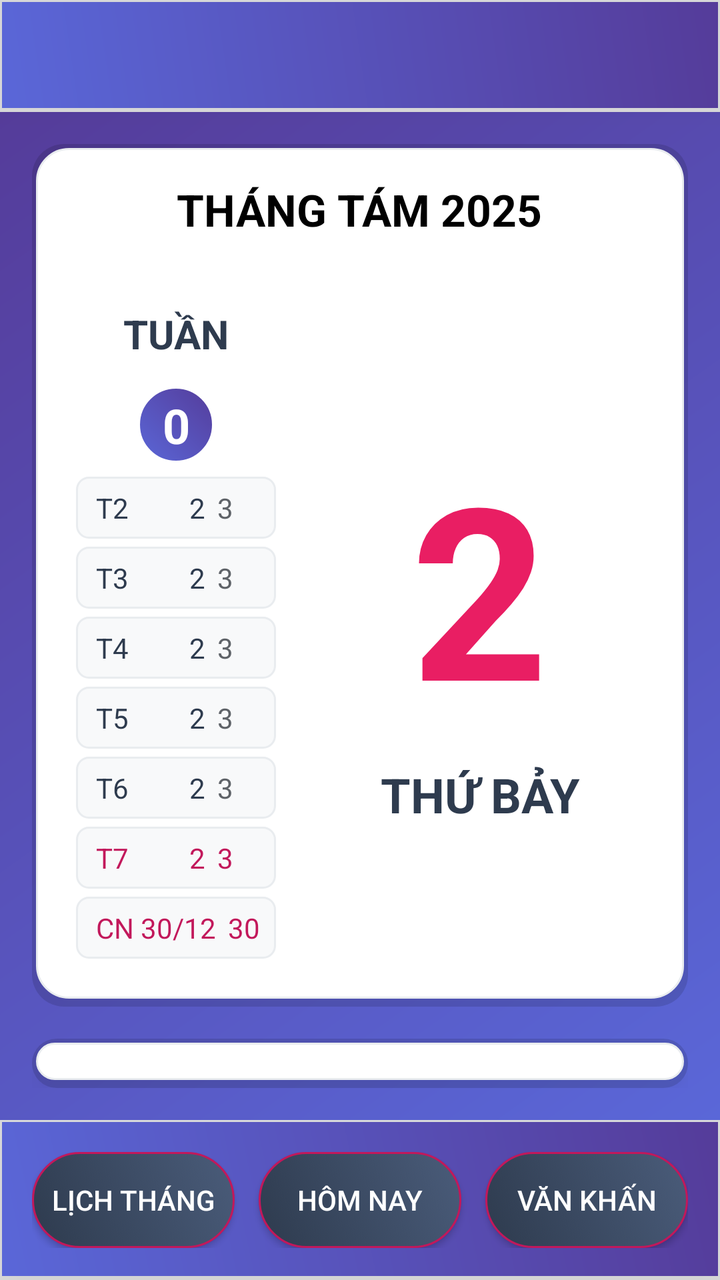
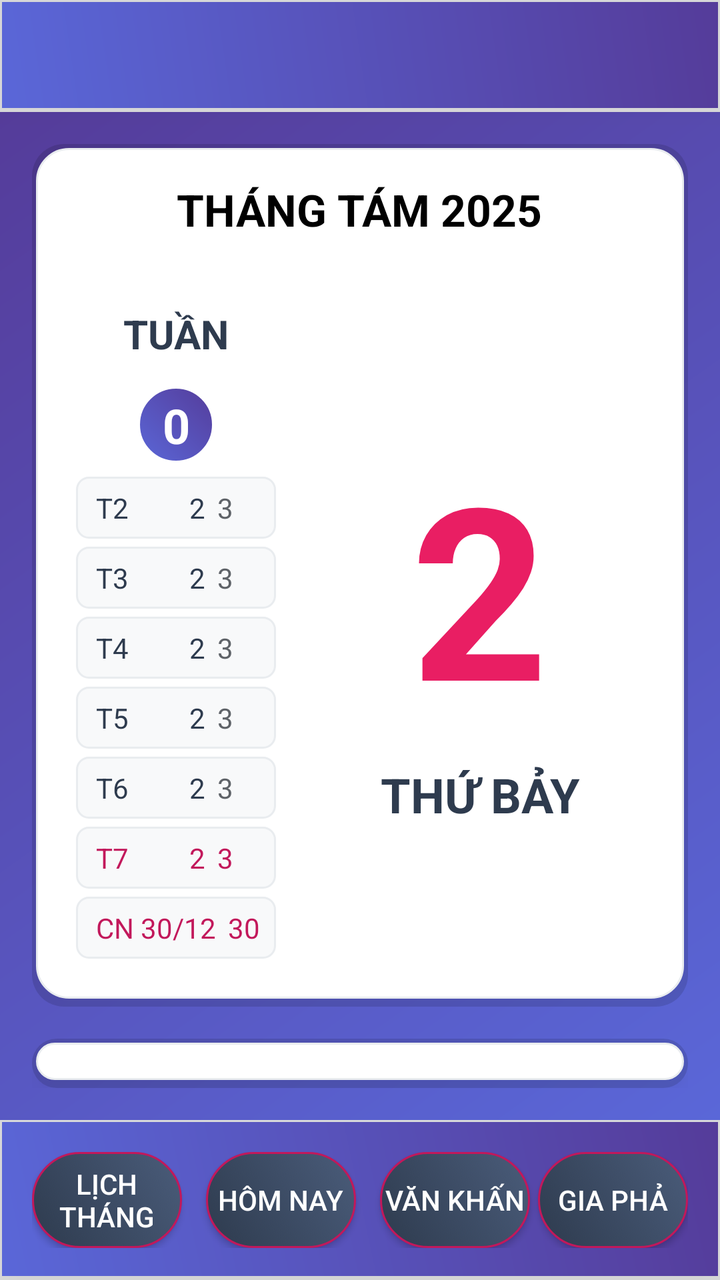

Before-and-after screenshots of an Android layout around one commit, followed by the original layout XML and the change that was made.
<!-- AndroidManifest.xml: application theme AppTheme -->
<!-- res/layout/activity_main.xml -->
<?xml version="1.0" encoding="utf-8"?>
<androidx.drawerlayout.widget.DrawerLayout xmlns:android="http://schemas.android.com/apk/res/android"
    xmlns:app="http://schemas.android.com/apk/res-auto"
    android:id="@+id/drawer_layout"
    android:clickable="true"
    android:focusable="true"
    android:focusableInTouchMode="true"
    android:layout_width="match_parent"
    android:layout_height="match_parent">

    
    <LinearLayout
        android:layout_width="match_parent"
        android:layout_height="match_parent"
        android:orientation="vertical">

        
        <androidx.appcompat.widget.Toolbar
            android:id="@+id/toolbar"
            android:layout_width="match_parent"
            android:layout_height="?attr/actionBarSize"
            android:background="@drawable/toolbar_background"
            android:elevation="8dp"
            
            android:theme="@style/ThemeOverlay.AppCompat.Dark.ActionBar"
            app:popupTheme="@style/ThemeOverlay.AppCompat.Light" />

        
        <LinearLayout
            android:layout_width="match_parent"
            android:layout_height="0dp"
            android:layout_weight="1"
            android:background="@drawable/gradient_background"
            android:orientation="vertical"
            android:padding="16dp">

            
            <LinearLayout
                android:id="@+id/main_group"
                android:layout_width="match_parent"
                android:layout_height="wrap_content"
                android:background="@drawable/card_background"
                android:layout_marginBottom="16dp"
                android:orientation="vertical">

                <LinearLayout
                    android:layout_width="match_parent"
                    android:layout_height="wrap_content"

                    android:elevation="4dp"
                    android:gravity="center"
                    android:orientation="horizontal"
                    android:padding="16dp">

                    <TextView
                        android:id="@+id/today_date"
                        android:layout_width="wrap_content"
                        android:layout_height="wrap_content"
                        android:gravity="center"
                        android:text="THÁNG TÁM 2025"
                        android:textColor="#000000"
                        android:textSize="22sp"
                        android:textStyle="bold" />
                </LinearLayout>

                <LinearLayout
                    android:id="@+id/main_lay"
                    android:layout_width="match_parent"
                    android:layout_height="wrap_content"

                    android:elevation="4dp"
                    android:orientation="horizontal"
                    android:padding="10dp">

                    

                    <include
                        android:id="@+id/week_info"
                        layout="@layout/week_info"
                        android:layout_width="120dp"
                        android:layout_height="wrap_content" />

                    
                    <LinearLayout
                        android:id="@+id/main_date"
                        android:layout_width="0dp"
                        android:layout_height="match_parent"
                        android:layout_weight="1"
                        android:gravity="center_horizontal"
                        android:orientation="vertical"
                        android:paddingHorizontal="20dp">

                        <LinearLayout
                            android:layout_width="match_parent"
                            android:layout_height="match_parent"
                            android:gravity="center_horizontal|center_vertical"
                            android:orientation="vertical">

                            <TextView
                                android:id="@+id/day_number"
                                android:layout_width="wrap_content"
                                android:layout_height="wrap_content"
                                android:layout_marginBottom="8dp"
                                android:text="2"
                                android:textAlignment="center"
                                android:textColor="#E91E63"
                                android:textSize="120sp"
                                android:textStyle="bold" />

                            <TextView
                                android:id="@+id/day_name"
                                android:layout_width="wrap_content"
                                android:layout_height="wrap_content"
                                android:layout_marginBottom="8dp"
                                android:gravity="center"
                                android:text="THỨ BẢY"
                                android:textColor="@color/textPrimary"
                                android:textSize="24sp"
                                android:textStyle="bold" />

                        </LinearLayout>

                    </LinearLayout>

                </LinearLayout>

            </LinearLayout>

            

            
            <LinearLayout
                android:layout_width="match_parent"
                android:layout_height="0dp"
                android:layout_weight="1"
                android:background="@drawable/card_background"
                android:elevation="4dp"
                android:orientation="horizontal"
                android:padding="20dp">

                
                <LinearLayout
                    android:layout_width="0dp"
                    android:layout_height="wrap_content"
                    android:layout_weight="1"
                    android:orientation="vertical">

                    <TextView
                        android:id="@+id/gio_tot_lbl"
                        android:layout_width="match_parent"
                        android:layout_height="wrap_content"
                        android:layout_marginBottom="8dp"
                        android:gravity="start"
                        android:text="Giờ hoàng đạo:"
                        android:textColor="@color/textPrimary"
                        android:textSize="14sp"
                        android:textStyle="bold" />

                    <TextView
                        android:id="@+id/gio_tot"
                        android:layout_width="match_parent"
                        android:layout_height="wrap_content"
                        android:layout_marginBottom="8dp"
                        android:gravity="start"
                        android:text="Giờ hoàng đạo"
                        android:textColor="@color/textSecondary"
                        android:textSize="14sp" />

                </LinearLayout>

                
                <LinearLayout
                    android:layout_width="0dp"
                    android:layout_height="wrap_content"
                    android:layout_weight="1"
                    android:gravity="center"
                    android:orientation="vertical">

                    <TextView
                        android:id="@+id/thang_num"
                        android:layout_width="match_parent"
                        android:layout_height="wrap_content"
                        android:layout_marginBottom="8dp"
                        android:gravity="center"
                        android:text="Tháng 6"
                        android:textColor="@color/textPrimary"
                        android:textSize="18sp"
                        android:textStyle="bold" />

                    <TextView
                        android:id="@+id/lunar_day"
                        android:layout_width="wrap_content"
                        android:layout_height="wrap_content"
                        android:text="9"
                        android:textColor="#E91E63"
                        android:textSize="48sp"
                        android:textStyle="bold" />

                    <TextView
                        android:id="@+id/solar_term"
                        android:layout_width="match_parent"
                        android:layout_height="wrap_content"
                        android:layout_marginTop="8dp"
                        android:gravity="center"
                        android:text="Đại thử"
                        android:textAlignment="center"
                        android:textColor="@color/textSecondary"
                        android:textSize="16sp" />

                </LinearLayout>

                
                <LinearLayout
                    android:layout_width="0dp"
                    android:layout_height="wrap_content"
                    android:layout_weight="1"
                    android:orientation="vertical">

                    <TextView
                        android:id="@+id/year_text"
                        android:layout_width="match_parent"
                        android:layout_height="wrap_content"
                        android:gravity="start"
                        android:text="Năm Ất Tỵ"
                        android:textColor="@color/textPrimary"
                        android:textSize="14sp"
                        android:textStyle="bold" />

                    <TextView
                        android:id="@+id/lunar_month"
                        android:layout_width="wrap_content"
                        android:layout_height="wrap_content"
                        android:layout_marginTop="4dp"
                        android:gravity="start"
                        android:text="THÁNG QUÝ MÙI"
                        android:textColor="@color/textSecondary"
                        android:textSize="14sp" />

                    <TextView
                        android:id="@+id/lunar_day_name"
                        android:layout_width="wrap_content"
                        android:layout_height="wrap_content"
                        android:layout_marginTop="4dp"
                        android:gravity="start"
                        android:text="NGÀY QUÝ MÃO"
                        android:textColor="@color/textSecondary"
                        android:textSize="14sp" />

                    <TextView
                        android:id="@+id/lunar_hour"
                        android:layout_width="wrap_content"
                        android:layout_height="wrap_content"
                        android:layout_marginTop="4dp"
                        android:gravity="start"
                        android:text="GIỜ NHÂM TÝ"
                        android:textColor="@color/textSecondary"
                        android:textSize="14sp" />

                </LinearLayout>

            </LinearLayout>

            

        </LinearLayout>

        
        <LinearLayout
            android:layout_width="match_parent"
            android:layout_height="80dp"
            android:background="@drawable/toolbar_background"
            android:elevation="8dp"
            android:gravity="center"
            android:orientation="horizontal"
            android:padding="16dp">

            <Button
                android:id="@+id/month_calendar"
                android:layout_width="0dp"
                android:layout_height="48dp"
                android:layout_marginEnd="8dp"
                android:layout_weight="1"
                android:background="@drawable/button_modern"
                android:maxWidth="200dp"
                android:text="Lịch tháng"
                android:textColor="@color/textLight"
                android:textSize="14sp" />

            <Button
                android:id="@+id/today"
                android:layout_width="0dp"
                android:layout_height="48dp"
                android:layout_marginHorizontal="4dp"
                android:layout_weight="1"
                android:background="@drawable/button_modern"
                android:text="Hôm nay"
                android:textColor="@color/textLight"
                android:textSize="14sp" />

            <Button
                android:id="@+id/van_khan"
                android:layout_width="0dp"
                android:layout_height="48dp"
                android:layout_marginStart="8dp"
                android:layout_weight="1"
                android:background="@drawable/button_modern"
                android:text="Văn khấn"
                android:textColor="@color/textLight"
                android:textSize="14sp" />

        </LinearLayout>
    </LinearLayout>

    
    <com.google.android.material.navigation.NavigationView
        android:id="@+id/nav_view"
        android:layout_width="wrap_content"
        android:layout_height="match_parent"
        android:layout_gravity="start"
        android:background="@color/backgroundCard"
        android:elevation="16dp"
        app:headerLayout="@layout/nav_header"
        app:menu="@menu/nav_menu" />

</androidx.drawerlayout.widget.DrawerLayout>
<!-- res/layout/week_info.xml (included above) -->
<?xml version="1.0" encoding="utf-8"?>
<LinearLayout xmlns:android="http://schemas.android.com/apk/res/android"
    android:layout_width="match_parent"
    android:layout_height="wrap_content"
    android:gravity="center"
    android:orientation="vertical"
    android:padding="8dp">

    <TextView
        android:id="@+id/week_lbl"
        android:layout_width="match_parent"
        android:layout_height="wrap_content"
        android:layout_marginBottom="8dp"
        android:gravity="center"
        android:text="TUẦN"
        android:textAlignment="center"
        android:textColor="@color/textPrimary"
        android:textSize="20sp"
        android:textStyle="bold" />

    <TextView
        android:id="@+id/week_number"
        android:layout_width="40sp"
        android:layout_height="40sp"
        android:layout_gravity="center_horizontal"
        android:layout_margin="4dp"
        android:background="@drawable/circle_background"
        android:gravity="center"
        android:padding="4dp"
        android:text="0"
        android:textAlignment="center"
        android:textColor="@color/textLight"
        android:textSize="24sp"
        android:textStyle="bold" />

    <LinearLayout
        android:id="@+id/day_t2_container"
        android:layout_width="match_parent"
        android:layout_height="wrap_content"
        android:layout_margin="2dp"
        android:background="@drawable/day_item_background"
        android:orientation="horizontal"
        android:padding="6dp">

        <TextView
            android:id="@+id/week_day_t2h"
            android:layout_width="wrap_content"
            android:layout_height="wrap_content"
            android:layout_weight="1"
            android:gravity="center"
            android:lineSpacingExtra="1dp"
            android:paddingLeft="4dp"
            android:text="T2"
            android:textAlignment="viewStart"
            android:textColor="@color/textPrimary"
            android:singleLine="true"
            android:textSize="14sp" />

        <TextView
            android:id="@+id/week_day_t2s"
            android:layout_width="wrap_content"
            android:layout_height="wrap_content"
            android:layout_marginEnd="6dp"
            android:layout_weight="1"
            android:gravity="center"
            android:lineSpacingExtra="1dp"
            android:text="2"
            android:textAlignment="viewEnd"
            android:textColor="@color/textPrimary"
            android:singleLine="true"
            android:textSize="14sp" />

        <TextView
            android:id="@+id/week_day_t2l"
            android:layout_width="wrap_content"
            android:layout_height="wrap_content"
            android:layout_weight="1"
            android:gravity="center"
            android:lineSpacingExtra="1dp"
            android:text="3"
            android:textAlignment="viewStart"
            android:textColor="@color/textSecondary"
            android:singleLine="true"
            android:textSize="14sp" />
    </LinearLayout>

    <LinearLayout
        android:id="@+id/day_t3_container"
        android:layout_width="match_parent"
        android:layout_height="wrap_content"
        android:layout_margin="2dp"
        android:background="@drawable/day_item_background"
        android:orientation="horizontal"
        android:padding="6dp">

        <TextView
            android:id="@+id/week_day_t3h"
            android:layout_width="wrap_content"
            android:layout_height="wrap_content"
            android:layout_weight="1"
            android:gravity="center"
            android:lineSpacingExtra="1dp"
            android:paddingLeft="4dp"
            android:text="T3"
            android:textAlignment="viewStart"
            android:textColor="@color/textPrimary"
            android:singleLine="true"
            android:textSize="14sp" />

        <TextView
            android:id="@+id/week_day_t3s"
            android:layout_width="wrap_content"
            android:layout_height="wrap_content"
            android:layout_marginEnd="6dp"
            android:layout_weight="1"
            android:gravity="center"
            android:lineSpacingExtra="1dp"
            android:text="2"
            android:textAlignment="viewEnd"
            android:textColor="@color/textPrimary"
            android:singleLine="true"
            android:textSize="14sp" />

        <TextView
            android:id="@+id/week_day_t3l"
            android:layout_width="wrap_content"
            android:layout_height="wrap_content"
            android:layout_weight="1"
            android:gravity="center"
            android:lineSpacingExtra="1dp"
            android:text="3"
            android:textAlignment="viewStart"
            android:textColor="@color/textSecondary"
            android:singleLine="true"
            android:textSize="14sp" />
    </LinearLayout>

    <LinearLayout
        android:id="@+id/day_t4_container"
        android:layout_width="match_parent"
        android:layout_height="wrap_content"
        android:layout_margin="2dp"
        android:background="@drawable/day_item_background"
        android:orientation="horizontal"
        android:padding="6dp">

        <TextView
            android:id="@+id/week_day_t4h"
            android:layout_width="wrap_content"
            android:layout_height="wrap_content"
            android:layout_weight="1"
            android:gravity="center"
            android:lineSpacingExtra="1dp"
            android:paddingLeft="4dp"
            android:text="T4"
            android:textAlignment="viewStart"
            android:textColor="@color/textPrimary"
            android:singleLine="true"
            android:textSize="14sp" />

        <TextView
            android:id="@+id/week_day_t4s"
            android:layout_width="wrap_content"
            android:layout_height="wrap_content"
            android:layout_marginEnd="6dp"
            android:layout_weight="1"
            android:gravity="center"
            android:lineSpacingExtra="1dp"
            android:text="2"
            android:textAlignment="viewEnd"
            android:textColor="@color/textPrimary"
            android:singleLine="true"
            android:textSize="14sp" />

        <TextView
            android:id="@+id/week_day_t4l"
            android:layout_width="wrap_content"
            android:layout_height="wrap_content"
            android:layout_weight="1"
            android:gravity="center"
            android:lineSpacingExtra="1dp"
            android:text="3"
            android:textAlignment="viewStart"
            android:textColor="@color/textSecondary"
            android:singleLine="true"
            android:textSize="14sp" />
    </LinearLayout>

    <LinearLayout
        android:id="@+id/day_t5_container"
        android:layout_width="match_parent"
        android:layout_height="wrap_content"
        android:layout_margin="2dp"
        android:background="@drawable/day_item_background"
        android:orientation="horizontal"
        android:padding="6dp">

        <TextView
            android:id="@+id/week_day_t5h"
            android:layout_width="wrap_content"
            android:layout_height="wrap_content"
            android:layout_weight="1"
            android:gravity="center"
            android:lineSpacingExtra="1dp"
            android:paddingLeft="4dp"
            android:text="T5"
            android:textAlignment="viewStart"
            android:textColor="@color/textPrimary"
            android:singleLine="true"
            android:textSize="14sp" />

        <TextView
            android:id="@+id/week_day_t5s"
            android:layout_width="wrap_content"
            android:layout_height="wrap_content"
            android:layout_marginEnd="6dp"
            android:layout_weight="1"
            android:gravity="center"
            android:lineSpacingExtra="1dp"
            android:text="2"
            android:textAlignment="viewEnd"
            android:textColor="@color/textPrimary"
            android:singleLine="true"
            android:textSize="14sp" />

        <TextView
            android:id="@+id/week_day_t5l"
            android:layout_width="wrap_content"
            android:layout_height="wrap_content"
            android:layout_weight="1"
            android:gravity="center"
            android:lineSpacingExtra="1dp"
            android:text="3"
            android:textAlignment="viewStart"
            android:textColor="@color/textSecondary"
            android:singleLine="true"
            android:textSize="14sp" />
    </LinearLayout>

    <LinearLayout
        android:id="@+id/day_t6_container"
        android:layout_width="match_parent"
        android:layout_height="wrap_content"
        android:layout_margin="2dp"
        android:background="@drawable/day_item_background"
        android:orientation="horizontal"
        android:padding="6dp">

        <TextView
            android:id="@+id/week_day_t6h"
            android:layout_width="wrap_content"
            android:layout_height="wrap_content"
            android:layout_weight="1"
            android:gravity="center"
            android:lineSpacingExtra="1dp"
            android:paddingLeft="4dp"
            android:text="T6"
            android:textAlignment="viewStart"
            android:textColor="@color/textPrimary"
            android:singleLine="true"
            android:textSize="14sp" />

        <TextView
            android:id="@+id/week_day_t6s"
            android:layout_width="wrap_content"
            android:layout_height="wrap_content"
            android:layout_marginEnd="6dp"
            android:layout_weight="1"
            android:gravity="center"
            android:lineSpacingExtra="1dp"
            android:text="2"
            android:textAlignment="viewEnd"
            android:textColor="@color/textPrimary"
            android:singleLine="true"
            android:textSize="14sp" />

        <TextView
            android:id="@+id/week_day_t6l"
            android:layout_width="wrap_content"
            android:layout_height="wrap_content"
            android:layout_weight="1"
            android:gravity="center"
            android:lineSpacingExtra="1dp"
            android:text="3"
            android:textAlignment="viewStart"
            android:textColor="@color/textSecondary"
            android:singleLine="true"
            android:textSize="14sp" />
    </LinearLayout>

    <LinearLayout
        android:id="@+id/day_t7_container"
        android:layout_width="match_parent"
        android:layout_height="wrap_content"
        android:layout_margin="2dp"
        android:background="@drawable/day_item_background"
        android:orientation="horizontal"
        android:padding="6dp">

        <TextView
            android:id="@+id/week_day_t7h"
            android:layout_width="wrap_content"
            android:layout_height="wrap_content"
            android:layout_weight="1"
            android:gravity="center"
            android:lineSpacingExtra="1dp"
            android:paddingLeft="4dp"
            android:text="T7"
            android:textAlignment="viewStart"
            android:textColor="@color/weekendColor"
            android:singleLine="true"
            android:textSize="14sp" />

        <TextView
            android:id="@+id/week_day_t7s"
            android:layout_width="wrap_content"
            android:layout_height="wrap_content"
            android:layout_marginEnd="6dp"
            android:layout_weight="1"
            android:gravity="center"
            android:lineSpacingExtra="1dp"
            android:text="2"
            android:textAlignment="viewEnd"
            android:textColor="@color/weekendColor"
            android:singleLine="true"
            android:textSize="14sp" />

        <TextView
            android:id="@+id/week_day_t7l"
            android:layout_width="wrap_content"
            android:layout_height="wrap_content"
            android:layout_weight="1"
            android:gravity="center"
            android:lineSpacingExtra="1dp"
            android:text="3"
            android:textAlignment="viewStart"
            android:textColor="@color/weekendColor"
            android:singleLine="true"
            android:textSize="14sp" />
    </LinearLayout>

    <LinearLayout
        android:id="@+id/day_cn_container"
        android:layout_width="match_parent"
        android:layout_height="wrap_content"
        android:layout_margin="2dp"
        android:background="@drawable/day_item_background"
        android:orientation="horizontal"
        android:padding="6dp">

        <TextView
            android:id="@+id/week_day_cnh"
            android:layout_width="wrap_content"
            android:layout_height="wrap_content"
            android:layout_weight="1"
            android:gravity="center"
            android:lineSpacingExtra="1dp"
            android:paddingLeft="4dp"
            android:text="CN"
            android:textAlignment="viewStart"
            android:textColor="@color/weekendColor"
            android:singleLine="true"
            android:textSize="14sp" />

        <TextView
            android:id="@+id/week_day_cns"
            android:layout_width="wrap_content"
            android:layout_height="wrap_content"
            android:layout_marginEnd="6dp"
            android:layout_weight="1"
            android:gravity="center"
            android:lineSpacingExtra="1dp"
            android:text="30/12"
            android:textAlignment="viewEnd"
            android:textColor="@color/weekendColor"
            android:singleLine="true"
            android:textSize="14sp" />

        <TextView
            android:id="@+id/week_day_cnl"
            android:layout_width="wrap_content"
            android:layout_height="wrap_content"
            android:layout_weight="1"
            android:gravity="center"
            android:lineSpacingExtra="1dp"
            android:text="30"
            android:textAlignment="viewStart"
            android:textColor="@color/weekendColor"
            android:singleLine="true"
            android:textSize="14sp" />
    </LinearLayout>

</LinearLayout>
<!-- res/layout/nav_header.xml (included above) -->
<?xml version="1.0" encoding="utf-8"?>
<LinearLayout xmlns:android="http://schemas.android.com/apk/res/android"
    android:layout_width="match_parent"
    android:layout_height="176dp"
    android:background="@drawable/header_background"
    android:gravity="bottom"
    android:orientation="vertical"
    android:padding="16dp">

    <ImageView
        android:layout_width="64dp"
        android:layout_height="64dp"
        android:src="@drawable/ic_calendar"
        android:layout_gravity="center_horizontal"
        android:layout_marginBottom="8dp" />

    <TextView
        android:layout_width="match_parent"
        android:layout_height="wrap_content"
        android:text="Calendar Widget"
        android:textColor="#FFFFFF"
        android:textSize="18sp"
        android:textStyle="bold"
        android:gravity="center" />

    <TextView
        android:layout_width="match_parent"
        android:layout_height="wrap_content"
        android:text="Manage your widget"
        android:textColor="#FFFFFF"
        android:textSize="14sp"
        android:gravity="center" />

</LinearLayout>
<!-- resources referenced by this layout -->
<resources>
  <color name="backgroundCard">#FFFFFF</color>
  <color name="textLight">#FFFFFF</color>
  <color name="textPrimary">#2E3B4E</color>
  <color name="textSecondary">#5F6368</color>
  <color name="weekendColor">#C2185B</color>
  <!-- drawable circle_background (drawable) -->
  <?xml version="1.0" encoding="utf-8"?>
  <shape xmlns:android="http://schemas.android.com/apk/res/android"
      android:shape="oval">
      <gradient
          android:angle="45"
          android:startColor="@color/gradientStart"
          android:endColor="@color/gradientEnd"
          android:type="linear" />
      <stroke
          android:width="2dp"
          android:color="@color/textLight" />
  </shape>
  <!-- drawable day_item_background (drawable) -->
  <?xml version="1.0" encoding="utf-8"?>
  <shape xmlns:android="http://schemas.android.com/apk/res/android">
      <solid android:color="#F8F9FA" />
      <corners android:radius="6dp" />
      <stroke
          android:width="1dp"
          android:color="#E9ECEF" />
  </shape>
  <!-- drawable gradient_background (drawable) -->
  <?xml version="1.0" encoding="utf-8"?>
  <shape xmlns:android="http://schemas.android.com/apk/res/android">
      <gradient
          android:angle="135"
          android:startColor="@color/gradientStart"
          android:endColor="@color/gradientEnd"
          android:type="linear" />
  </shape>
  <!-- drawable header_background (drawable) -->
  <?xml version="1.0" encoding="utf-8"?>
  <shape xmlns:android="http://schemas.android.com/apk/res/android">
      <gradient
          android:angle="45"
          android:startColor="@color/gradientSecondaryStart"
          android:endColor="@color/gradientSecondaryEnd"
          android:type="linear" />
      <corners android:radius="20dp" />
  </shape>
  <!-- drawable ic_calendar (drawable) -->
  <?xml version="1.0" encoding="utf-8"?>
  <vector xmlns:android="http://schemas.android.com/apk/res/android"
      android:width="24dp"
      android:height="24dp"
      android:viewportWidth="24"
      android:viewportHeight="24">
      <path
          android:fillColor="#FFFFFF"
          android:pathData="M19,3h-1V1h-2v2H8V1H6v2H5C3.89,3 3.01,3.9 3.01,5L3,19c0,1.1 0.89,2 2,2h14c1.1,0 2,-0.9 2,-2V5C21,3.9 20.1,3 19,3zM19,19H5V8h14V19zM7,10h5v5H7V10z"/>
  </vector>
  <style name="AppTheme" parent="Theme.AppCompat.Light.NoActionBar">
          <item name="colorPrimary">@color/primaryColor</item>
          <item name="colorPrimaryDark">@color/primaryDarkColor</item>
          <item name="colorAccent">@color/secondaryColor</item>
          <item name="android:windowIsTranslucent">true</item>
          <item name="android:windowTranslucentStatus">true</item>
          <item name="android:statusBarColor">@android:color/transparent</item>
          <item name="android:windowBackground">@color/backgroundPrimary</item>
          <item name="android:textColorPrimary">@color/textPrimary</item>
          <item name="android:textColorSecondary">@color/textSecondary</item>
      </style>
  <color name="primaryDarkColor">#1A2332</color>
  <color name="primaryColor">#2E3B4E</color>
  <color name="secondaryColor">#C2185B</color>
  <color name="primaryLightColor">#4A5C7A</color>
  <color name="cardShadow">#20000000</color>
  <color name="cardBorder">#E9ECEF</color>
  <color name="gradientStart">#5A67D8</color>
  <color name="gradientEnd">#553C9A</color>
  <color name="gradientSecondaryStart">#5A67D8</color>
  <color name="gradientSecondaryEnd">#553C9A</color>
  <color name="backgroundPrimary">#F8F9FA</color>
  <!-- unchanged entries left out for length: 3 -->
</resources>

<!-- the commit's change to res/layout/activity_main.xml (unified diff, before → after) -->
@@ -305,6 +305,17 @@
                 android:layout_weight="1"
                 android:background="@drawable/button_modern"
                 android:text="Văn khấn"
+                android:textColor="@color/textLight"
+                android:textSize="14sp" />
+
+            <Button
+                android:id="@+id/gia_pha"
+                android:layout_width="0dp"
+                android:layout_height="48dp"
+                android:layout_marginStart="4dp"
+                android:layout_weight="1"
+                android:background="@drawable/button_modern"
+                android:text="Gia phả"
                 android:textColor="@color/textLight"
                 android:textSize="14sp" />
 
